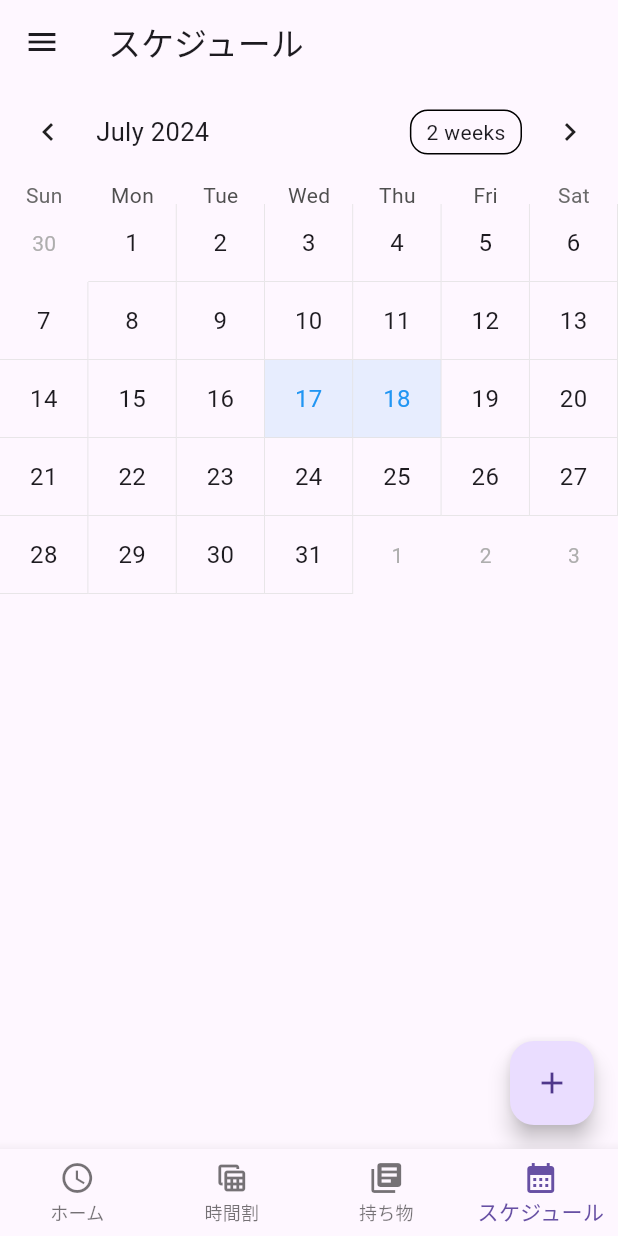
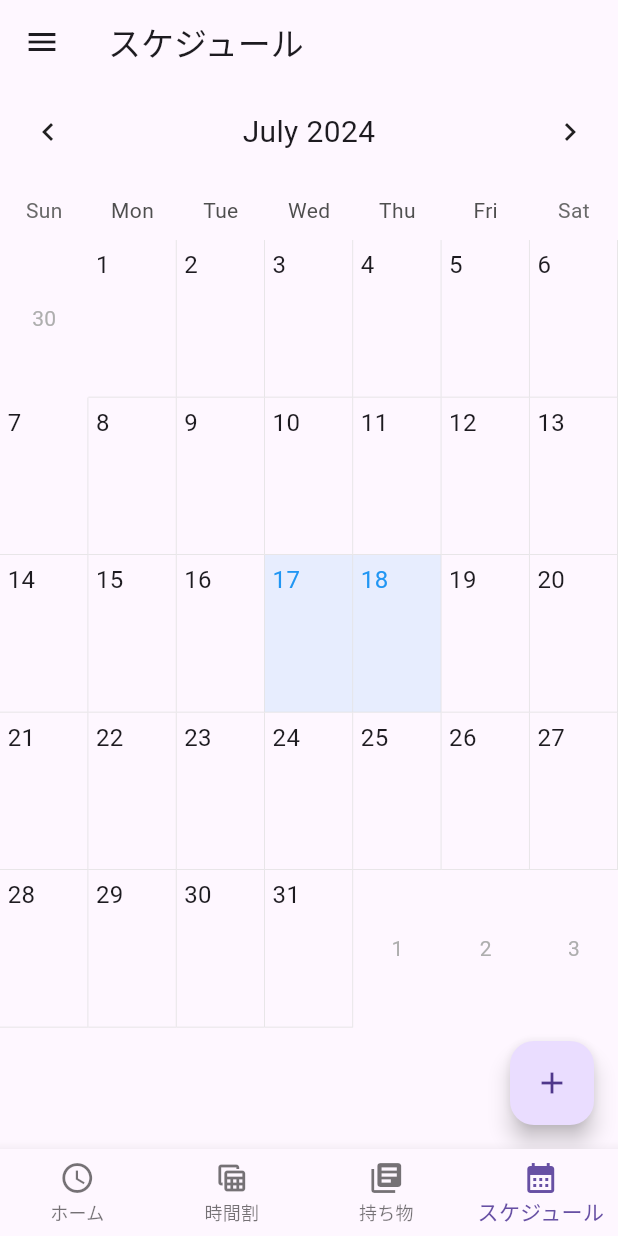
Before and after one commit to OMEGA-himajin/remind-dev, a Flutter app: the screen it shows after launch, item 4 of the bottom bar chosen, on a phone screen of 412 x 824 dp. Run offline on Flutter 3.47's test engine with Material 3 defaults, Android fonts, the phone set to English and light mode, and no system bars; drawn by our look-alikes of table_calendar; our stand-ins replace firebase_core, flutter_colorpicker, shared_preferences; accounts and stored records are empty.

Commit message:
令和最新版

```diff
--- a/lib/screens/schedule.dart
+++ b/lib/screens/schedule.dart
@@ -86,20 +86,28 @@ class _ScheduleScreenState extends State<ScheduleScreen> {
                     children: [
                       Column(
                         children: [
-                          TableCalendar(
+                          Expanded(
+                            child: LayoutBuilder(
+                              builder: (context, constraints) {
+                                final availableHeight = constraints.maxHeight;
+                                final rowHeight =
+                                    (availableHeight - 80) / 6; // 6週間分のカレンダーを想定
+                                return TableCalendar(
                                   firstDay: DateTime.utc(2010, 1, 1),
                                   lastDay: DateTime.utc(2030, 1, 1),
                                   focusedDay: _focusedDay,
                                   selectedDayPredicate: (day) {
                                     return day.isAfter(_selectedStartDay
                                             .subtract(Duration(days: 1))) &&
-                                  day.isBefore(
-                                      _selectedEndDay.add(Duration(days: 1)));
+                                        day.isBefore(_selectedEndDay
+                                            .add(Duration(days: 1)));
                                   },
                                   onDaySelected: (selectedDay, focusedDay) {
                                     setState(() {
-                                if (selectedDay.isBefore(_selectedStartDay) ||
-                                    _selectedStartDay == _selectedEndDay) {
+                                      if (selectedDay
+                                              .isBefore(_selectedStartDay) ||
+                                          _selectedStartDay ==
+                                              _selectedEndDay) {
                                         _selectedStartDay = selectedDay;
                                         _selectedEndDay = selectedDay;
                                       } else if (selectedDay
@@ -112,15 +120,27 @@ class _ScheduleScreenState extends State<ScheduleScreen> {
                                   },
                                   calendarBuilders: CalendarBuilders(
                                     defaultBuilder: (context, day, focusedDay) {
-                                return _buildDayContainer(day, focusedDay);
+                                      return _buildDayContainer(
+                                          day, focusedDay);
                                     },
-                              selectedBuilder: (context, day, focusedDay) {
+                                    selectedBuilder:
+                                        (context, day, focusedDay) {
                                       return _buildDayContainer(day, focusedDay,
                                           isSelected: true);
                                     },
                                     todayBuilder: (context, day, focusedDay) {
                                       return _buildDayContainer(day, focusedDay,
                                           isToday: true);
+                                    },
+                                  ),
+                                  rowHeight: rowHeight,
+                                  daysOfWeekHeight: 40,
+                                  headerStyle: HeaderStyle(
+                                    formatButtonVisible: false,
+                                    titleCentered: true,
+                                    titleTextStyle: TextStyle(fontSize: 20),
+                                  ),
+                                );
                               },
                             ),
                           ),
@@ -210,7 +230,9 @@ class _ScheduleScreenState extends State<ScheduleScreen> {
       ),
       child: Stack(
         children: [
-          Center(
+          Positioned(
+            top: 5,
+            left: 5,
             child: Text(
               '${day.day}',
               style: TextStyle(
@@ -223,20 +245,42 @@ class _ScheduleScreenState extends State<ScheduleScreen> {
               ),
             ),
           ),
-          _buildEventOverlay(day, events),
+          Positioned(
+            top: 25, // 日付の下にイベントを配置
+            left: 0,
+            right: 0,
+            bottom: 0,
+            child: _buildEventOverlay(day, events),
+          ),
         ],
       ),
     );
   }
 
   Widget _buildEventOverlay(DateTime day, List<Map<String, dynamic>> events) {
-    return Positioned(
-      bottom: 1,
-      left: 0,
-      right: 0,
-      child: Column(
-        crossAxisAlignment: CrossAxisAlignment.stretch,
-        children: events.map((event) {
+    List<Widget> eventWidgets = [];
+    int displayedEvents = 0;
+    bool hasMoreEvents = false;
+
+    // イベントを期間の長さでソート（長い順）
+    events.sort((a, b) {
+      DateTime startA = DateTime.parse(a['startDateTime']);
+      DateTime endA = DateTime.parse(a['endDateTime']);
+      DateTime startB = DateTime.parse(b['startDateTime']);
+      DateTime endB = DateTime.parse(b['endDateTime']);
+      int durationA = endA.difference(startA).inDays;
+      int durationB = endB.difference(startB).inDays;
+      return durationB.compareTo(durationA);
+    });
+
+    Map<int, DateTime> lastEndDate = {};
+
+    for (var event in events) {
+      if (displayedEvents >= 2) {
+        hasMoreEvents = true;
+        break;
+      }
+
       DateTime startDate = DateTime.parse(event['startDateTime']);
       DateTime endDate = DateTime.parse(event['endDateTime']);
       bool isInRange = !day.isBefore(startDate) && !day.isAfter(endDate);
@@ -246,28 +290,32 @@ class _ScheduleScreenState extends State<ScheduleScreen> {
         bool isEnd = isSameDay(day, endDate);
         bool shouldShowLabel = _shouldShowLabel(day, startDate, endDate);
 
-            return Container(
-              margin: EdgeInsets.only(top: 1),
-              height: 16,
-              child: Row(
-                children: [
-                  if (isStart) SizedBox(width: 2),
-                  Expanded(
-                    child: Stack(
-                      children: [
-                        Container(
+        int row = 0;
+        while (lastEndDate.containsKey(row) &&
+            lastEndDate[row]!.isAfter(startDate)) {
+          row++;
+        }
+
+        if (row < 2) {
+          double height = 16.0;
+          double top = row * (height + 1);
+
+          eventWidgets.add(
+            Positioned(
+              top: top,
+              left: isStart ? 2 : 0,
+              right: isEnd ? 2 : 0,
+              height: height,
+              child: Container(
                 decoration: BoxDecoration(
                   color: Color(event['color'] as int),
                   borderRadius: BorderRadius.horizontal(
-                              left:
-                                  isStart ? Radius.circular(4.0) : Radius.zero,
+                    left: isStart ? Radius.circular(4.0) : Radius.zero,
                     right: isEnd ? Radius.circular(4.0) : Radius.zero,
                   ),
                 ),
-                        ),
-                        if (shouldShowLabel)
-                          Positioned.fill(
-                            child: Center(
+                child: shouldShowLabel
+                    ? Center(
                         child: FittedBox(
                           fit: BoxFit.scaleDown,
                           child: Text(
@@ -280,39 +328,83 @@ class _ScheduleScreenState extends State<ScheduleScreen> {
                             textAlign: TextAlign.center,
                           ),
                         ),
+                      )
+                    : null,
               ),
             ),
-                      ],
+          );
+
+          lastEndDate[row] = endDate;
+          displayedEvents++;
+        }
+      }
+    }
+
+    if (hasMoreEvents) {
+      eventWidgets.add(
+        Positioned(
+          bottom: 2,
+          right: 2,
+          child: Container(
+            width: 16,
+            height: 16,
+            decoration: BoxDecoration(
+              color: Colors.grey,
+              shape: BoxShape.circle,
+            ),
+            child: Center(
+              child: Text(
+                '+',
+                style: TextStyle(
+                  color: Colors.white,
+                  fontSize: 12,
+                  fontWeight: FontWeight.bold,
                 ),
               ),
-                  if (isEnd) SizedBox(width: 2),
-                ],
             ),
-            );
-          } else {
-            return SizedBox.shrink();
-          }
-        }).toList(),
+          ),
         ),
       );
     }
 
+    return Container(
+      height: 2 * (16.0 + 1) + 2, // 2つのイベント + 追加のスペース
+      child: Stack(children: eventWidgets),
+    );
+  }
+
   bool _shouldShowLabel(DateTime day, DateTime startDate, DateTime endDate) {
-    // 開始日、終了日、月が変わる日にラベルを表示
-    if (isSameDay(day, startDate) || isSameDay(day, endDate) || day.day == 1) {
+    // 開始日または終了日の場合は常にラベルを表示
+    if (isSameDay(day, startDate) || isSameDay(day, endDate)) {
       return true;
     }
 
-    // 予定が1週間以上の場合、週の中間（水曜日）にもラベルを表示
+    // 月初めの場合はラベルを表示
+    if (day.day == 1) {
+      return true;
+    }
+
     int daysBetween = endDate.difference(startDate).inDays;
-    if (daysBetween >= 7) {
-      // 週の中間（水曜日）を計算
-      DateTime weekMidpoint = startDate.add(Duration(days: (daysBetween ~/ 2)));
-      weekMidpoint =
-          weekMidpoint.subtract(Duration(days: weekMidpoint.weekday - 3));
 
-      // 現在の日が週の中間かどうかをチェック
-      return isSameDay(day, weekMidpoint);
+    // イベントが2週間以上の場合のみ、中間点のラベル表示を考慮
+    if (daysBetween > 13) {
+      // イベントの中間点を計算
+      DateTime midpoint = startDate.add(Duration(days: daysBetween ~/ 2));
+
+      // 中間点の週の水曜日を計算
+      DateTime weekMidpoint =
+          midpoint.subtract(Duration(days: midpoint.weekday - 3));
+
+      // 現在の日が中間点の週の水曜日で、かつ開始日と終了日の間にある場合にラベルを表示
+      if (isSameDay(day, weekMidpoint) &&
+          day.isAfter(startDate) &&
+          day.isBefore(endDate)) {
+        // 開始日と終了日が異なる週にあることを確認
+        if (weekMidpoint.difference(startDate).inDays >= 7 &&
+            endDate.difference(weekMidpoint).inDays >= 7) {
+          return true;
+        }
+      }
     }
 
     return false;
@@ -681,6 +773,19 @@ class _ScheduleScreenState extends State<ScheduleScreen> {
     );
   }
 
+  bool _eventsOverlap(
+      Map<String, dynamic> event1, Map<String, dynamic> event2, DateTime day) {
+    DateTime start1 = DateTime.parse(event1['startDateTime']);
+    DateTime end1 = DateTime.parse(event1['endDateTime']);
+    DateTime start2 = DateTime.parse(event2['startDateTime']);
+    DateTime end2 = DateTime.parse(event2['endDateTime']);
+
+    return (start1.isBefore(end2) || isSameDay(start1, end2)) &&
+        (start2.isBefore(end1) || isSameDay(start2, end1)) &&
+        !day.isBefore(start1.isAfter(start2) ? start1 : start2) &&
+        !day.isAfter(end1.isBefore(end2) ? end1 : end2);
+  }
+
   void _addEvent(
     String newEvent,
     String subject,
```
Lines whose indentation alone changed are shown as unchanged.
